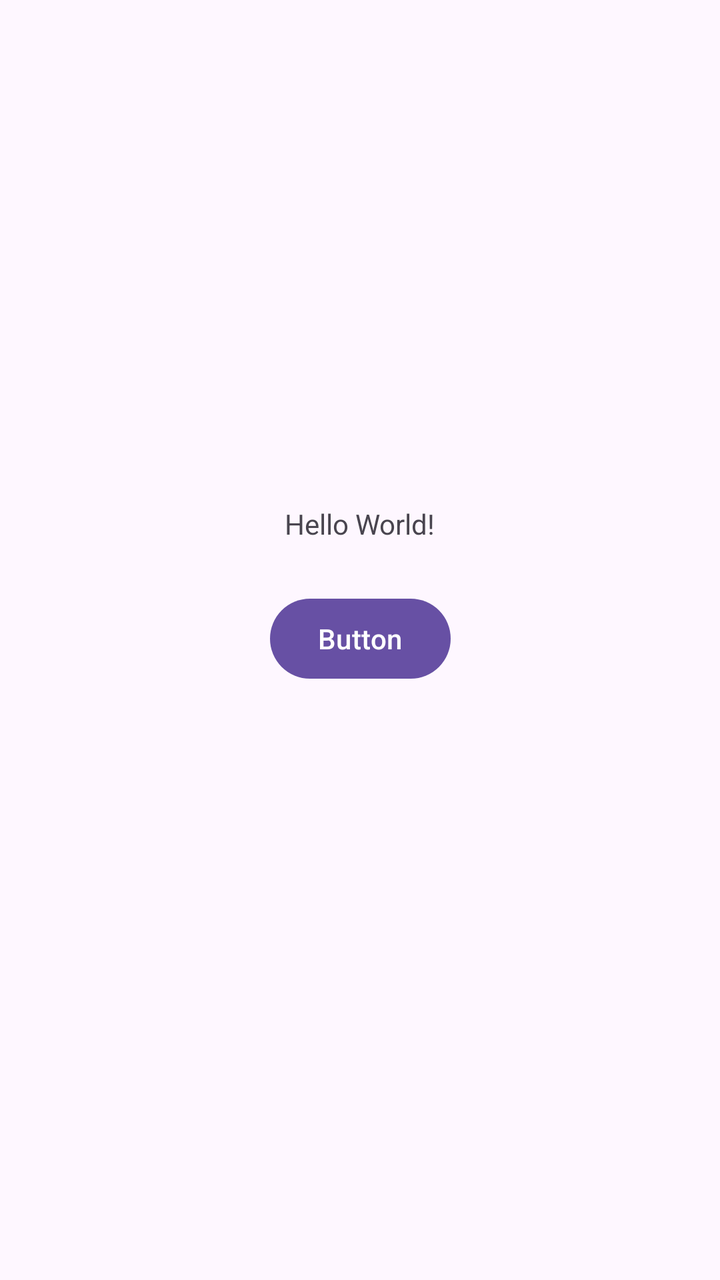
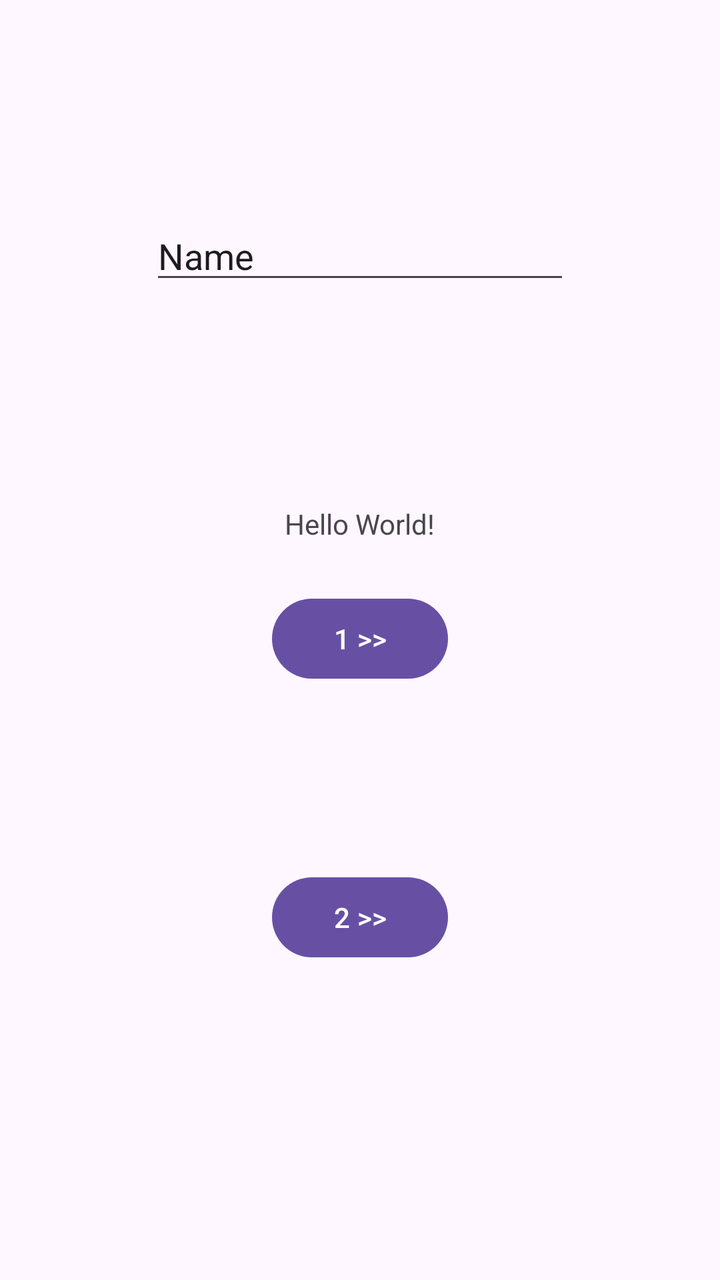

Before-and-after screenshots of an Android layout around one commit, followed by the original layout XML and the change that was made.
<!-- AndroidManifest.xml: application theme Theme.App -->
<!-- res/layout/activity_main.xml -->
<?xml version="1.0" encoding="utf-8"?>
<androidx.constraintlayout.widget.ConstraintLayout xmlns:android="http://schemas.android.com/apk/res/android"
    xmlns:app="http://schemas.android.com/apk/res-auto"
    xmlns:tools="http://schemas.android.com/tools"
    android:id="@+id/main"
    android:layout_width="match_parent"
    android:layout_height="match_parent"
    tools:context=".MainActivity">

    <TextView
        android:id="@+id/textView"
        android:layout_width="wrap_content"
        android:layout_height="wrap_content"
        android:text="Hello World!"
        app:layout_constraintBottom_toTopOf="@+id/button"
        app:layout_constraintEnd_toEndOf="parent"
        app:layout_constraintStart_toStartOf="parent"
        app:layout_constraintTop_toTopOf="parent"
        app:layout_constraintVertical_bias="0.913" />

    <Button
        android:id="@+id/button"
        android:layout_width="wrap_content"
        android:layout_height="wrap_content"
        android:text="Button"
        app:layout_constraintBottom_toBottomOf="parent"
        app:layout_constraintEnd_toEndOf="parent"
        app:layout_constraintStart_toStartOf="parent"
        app:layout_constraintTop_toTopOf="parent"
        app:layout_constraintVertical_bias="0.499" />

</androidx.constraintlayout.widget.ConstraintLayout>
<!-- resources referenced by this layout -->
<resources>
  <style name="Theme.App" parent="Base.Theme.App" />
  <style name="Base.Theme.App" parent="Theme.Material3.DayNight.NoActionBar">
          
          
      </style>
</resources>

<!-- the commit's change to res/layout/activity_main.xml (unified diff, before → after) -->
@@ -22,11 +22,34 @@
         android:id="@+id/button"
         android:layout_width="wrap_content"
         android:layout_height="wrap_content"
-        android:text="Button"
+        android:text="1 >>"
         app:layout_constraintBottom_toBottomOf="parent"
         app:layout_constraintEnd_toEndOf="parent"
         app:layout_constraintStart_toStartOf="parent"
         app:layout_constraintTop_toTopOf="parent"
         app:layout_constraintVertical_bias="0.499" />
 
+    <Button
+        android:id="@+id/button2"
+        android:layout_width="wrap_content"
+        android:layout_height="wrap_content"
+        android:text="2 >>"
+        app:layout_constraintBottom_toBottomOf="parent"
+        app:layout_constraintEnd_toEndOf="parent"
+        app:layout_constraintStart_toStartOf="parent"
+        app:layout_constraintTop_toTopOf="parent"
+        app:layout_constraintVertical_bias="0.734" />
+
+    <EditText
+        android:id="@+id/edText"
+        android:layout_width="wrap_content"
+        android:layout_height="wrap_content"
+        android:ems="10"
+        android:inputType="text"
+        android:text="Name"
+        app:layout_constraintBottom_toTopOf="@+id/textView"
+        app:layout_constraintEnd_toEndOf="parent"
+        app:layout_constraintStart_toStartOf="parent"
+        app:layout_constraintTop_toTopOf="parent" />
+
 </androidx.constraintlayout.widget.ConstraintLayout>
